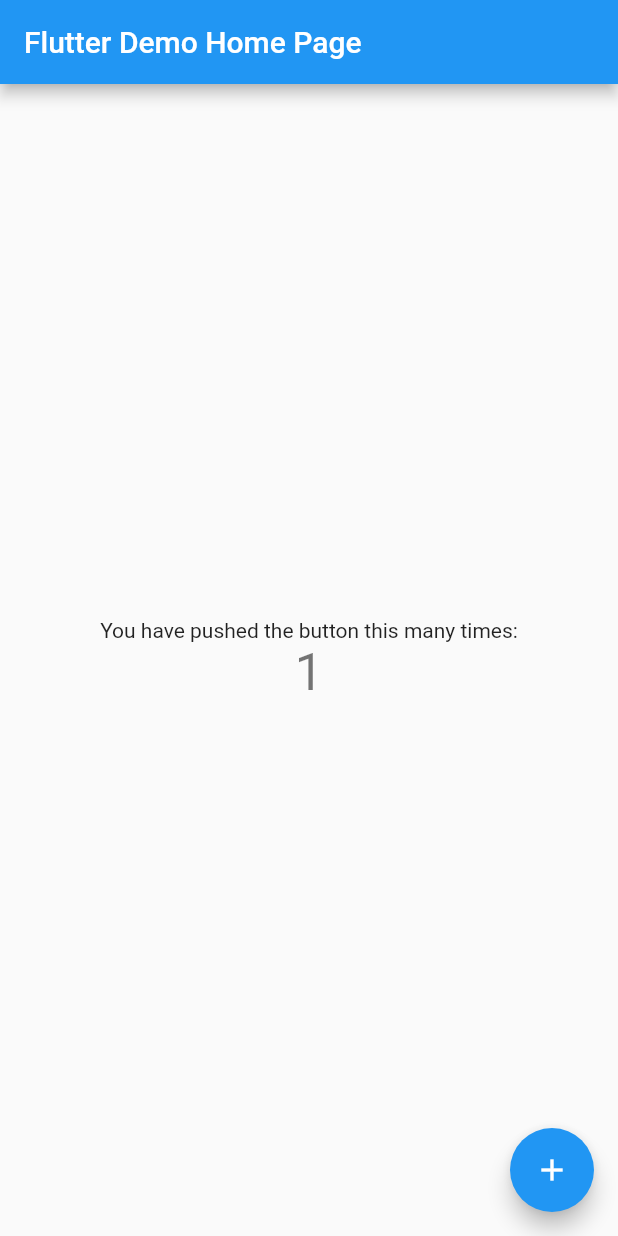
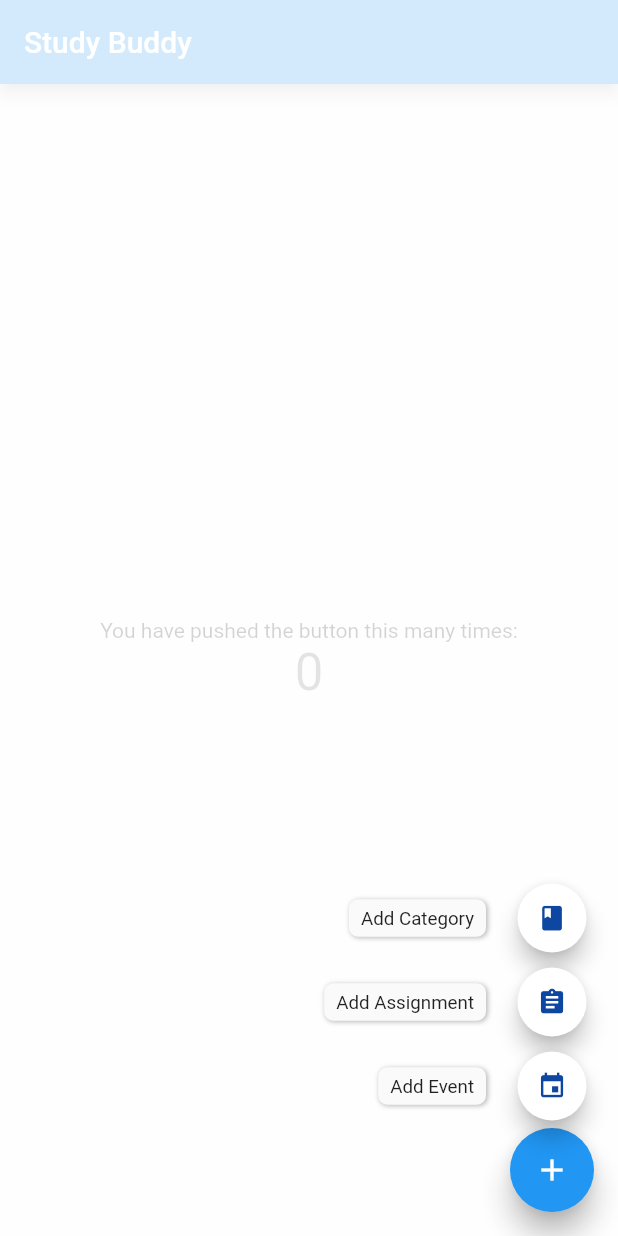
Before and after one commit to sahilmahendrakar/StudyBuddy_v2, a Flutter app: the screen it shows after launch, after a tap on the "add" icon, on a phone screen of 412 x 824 dp. Run offline on Flutter 3.47's test engine with Material 2 defaults, Android fonts, the phone set to English and light mode, and no system bars; drawn by our look-alikes of flutter_speed_dial.

Commit message:
Added SpeedDial to homeScreen

```diff
--- a/lib/main.dart
+++ b/lib/main.dart
@@ -1,41 +1,25 @@
 import 'package:flutter/material.dart';
+
+import 'package:studybuddy/widgets/speedDial.dart';
 
 void main() => runApp(MyApp());
 
 class MyApp extends StatelessWidget {
-  // This widget is the root of your application.
   @override
   Widget build(BuildContext context) {
     return MaterialApp(
-      title: 'Flutter Demo',
+      title: 'StudyBuddy',
       theme: ThemeData(
-        // This is the theme of your application.
-        //
-        // Try running your application with "flutter run". You'll see the
-        // application has a blue toolbar. Then, without quitting the app, try
-        // changing the primarySwatch below to Colors.green and then invoke
-        // "hot reload" (press "r" in the console where you ran "flutter run",
-        // or simply save your changes to "hot reload" in a Flutter IDE).
-        // Notice that the counter didn't reset back to zero; the application
-        // is not restarted.
         primarySwatch: Colors.blue,
+        accentColor: Colors.blue,
       ),
-      home: MyHomePage(title: 'Flutter Demo Home Page'),
+      home: MyHomePage(title: 'Study Buddy'),
     );
   }
 }
 
 class MyHomePage extends StatefulWidget {
   MyHomePage({Key key, this.title}) : super(key: key);
-
-  // This widget is the home page of your application. It is stateful, meaning
-  // that it has a State object (defined below) that contains fields that affect
-  // how it looks.
-
-  // This class is the configuration for the state. It holds the values (in this
-  // case the title) provided by the parent (in this case the App widget) and
-  // used by the build method of the State. Fields in a Widget subclass are
-  // always marked "final".
 
   final String title;
 
@@ -48,47 +32,29 @@ class _MyHomePageState extends State<MyHomePage> {
 
   void _incrementCounter() {
     setState(() {
-      // This call to setState tells the Flutter framework that something has
-      // changed in this State, which causes it to rerun the build method below
-      // so that the display can reflect the updated values. If we changed
-      // _counter without calling setState(), then the build method would not be
-      // called again, and so nothing would appear to happen.
       _counter++;
     });
   }
 
+  bool actionPressed = false;
+
+  Widget floatingActionPressed() {
+    if (actionPressed == true) {
+      actionPressed = false;
+      return Icon(Icons.add_location);
+    }
+    return Icon(Icons.add);
+  }
+
   @override
   Widget build(BuildContext context) {
-    // This method is rerun every time setState is called, for instance as done
-    // by the _incrementCounter method above.
-    //
-    // The Flutter framework has been optimized to make rerunning build methods
-    // fast, so that you can just rebuild anything that needs updating rather
-    // than having to individually change instances of widgets.
+    actionPressed = false;
     return Scaffold(
       appBar: AppBar(
-        // Here we take the value from the MyHomePage object that was created by
-        // the App.build method, and use it to set our appbar title.
         title: Text(widget.title),
       ),
       body: Center(
-        // Center is a layout widget. It takes a single child and positions it
-        // in the middle of the parent.
         child: Column(
-          // Column is also layout widget. It takes a list of children and
-          // arranges them vertically. By default, it sizes itself to fit its
-          // children horizontally, and tries to be as tall as its parent.
-          //
-          // Invoke "debug painting" (press "p" in the console, choose the
-          // "Toggle Debug Paint" action from the Flutter Inspector in Android
-          // Studio, or the "Toggle Debug Paint" command in Visual Studio Code)
-          // to see the wireframe for each widget.
-          //
-          // Column has various properties to control how it sizes itself and
-          // how it positions its children. Here we use mainAxisAlignment to
-          // center the children vertically; the main axis here is the vertical
-          // axis because Columns are vertical (the cross axis would be
-          // horizontal).
           mainAxisAlignment: MainAxisAlignment.center,
           children: <Widget>[
             Text(
@@ -101,11 +67,7 @@ class _MyHomePageState extends State<MyHomePage> {
           ],
         ),
       ),
-      floatingActionButton: FloatingActionButton(
-        onPressed: _incrementCounter,
-        tooltip: 'Increment',
-        child: Icon(Icons.add),
-      ), // This trailing comma makes auto-formatting nicer for build methods.
+      floatingActionButton: optionButton(),
     );
   }
 }
--- /dev/null
+++ b/lib/widgets/speedDial.dart
@@ -0,0 +1,46 @@
+import 'package:flutter/material.dart';
+
+import 'package:flutter_speed_dial/flutter_speed_dial.dart';
+
+class optionButton extends StatelessWidget {
+  @override
+  Widget build(BuildContext context) {
+    return SpeedDial(
+          child: Icon(Icons.add),
+          animatedIcon: AnimatedIcons.menu_close,
+          closeManually: true,
+          curve: Curves.bounceIn,
+          tooltip: 'Add',
+          elevation: 8.0,
+          children: [
+            SpeedDialChild(
+              //child: Icon(Icons.calendar_today),
+              //child: Icon(Icons.date_range),
+              child: Icon(Icons.event),
+              backgroundColor: Colors.white,
+              foregroundColor: Colors.blue[900],
+              label: 'Add Event',
+              labelStyle: TextStyle(fontSize: 12.5),
+              onTap: () => {}
+            ),
+            SpeedDialChild(
+              child: Icon(Icons.assignment),
+              backgroundColor: Colors.white,
+              foregroundColor: Colors.blue[900],
+              label: 'Add Assignment',
+              labelStyle: TextStyle(fontSize: 12.5),
+              onTap: () => {},
+            ),
+            SpeedDialChild(
+              //child: Icon(Icons.apps),
+              child: Icon(Icons.class_),
+              backgroundColor: Colors.white,
+              foregroundColor: Colors.blue[900],
+              label: 'Add Category',
+              labelStyle: TextStyle(fontSize: 12.5),
+              onTap: () => {},
+            ),
+          ],
+        );
+  }
+}
--- a/pubspec.yaml
+++ b/pubspec.yaml
@@ -27,6 +27,7 @@ dependencies:
 dev_dependencies:
   flutter_test:
     sdk: flutter
+  flutter_speed_dial: ^1.2.1
 
 
 # For information on the generic Dart part of this file, see the
```
Also changed, not shown: pubspec.lock.
